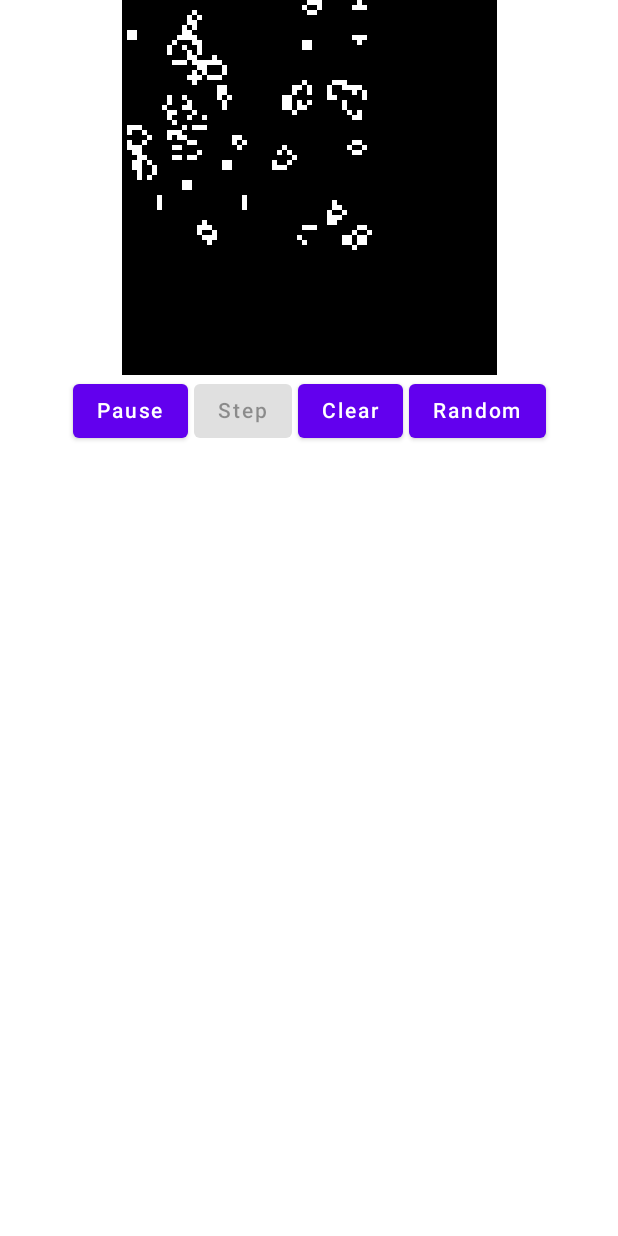
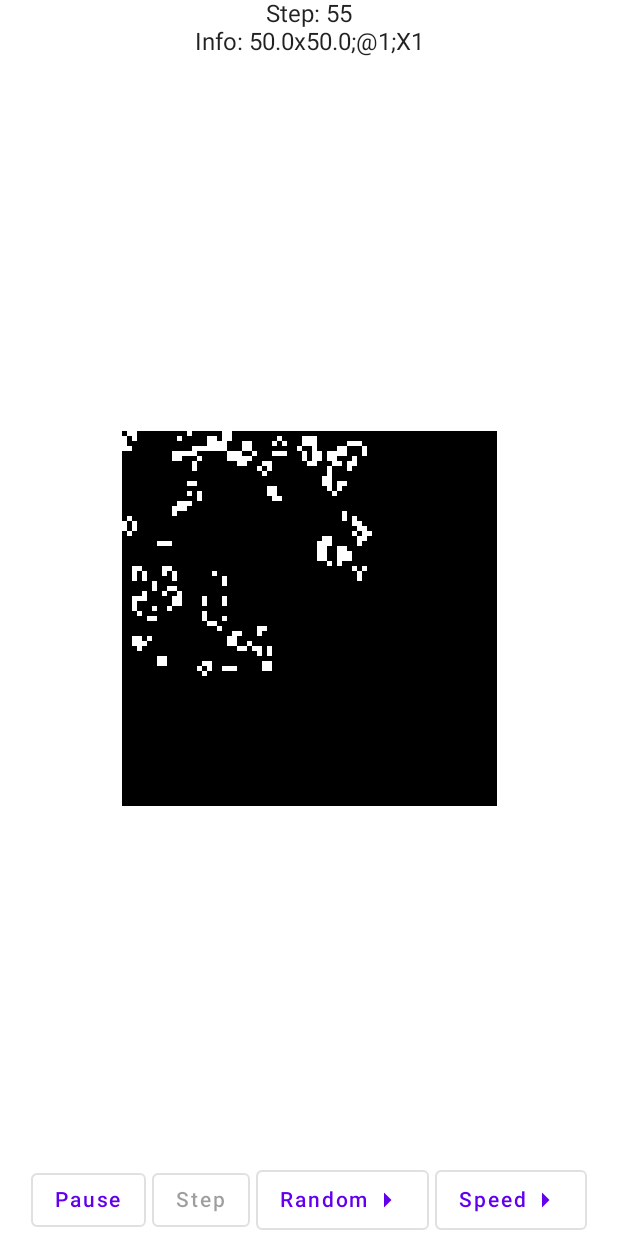
Before and after one commit to equationl/life-game-compose, an Android app built with Jetpack Compose: the screen it shows after launch (MainActivity), after a tap on "Start", on a phone screen of 412 x 824 dp. Run offline under Robolectric (Android 15) with nearby library versions, the light colour scheme and no system bars.

Commit message:
新增：支持设置生成尺寸、种子；支持设置运行速度；运行状态显示

```diff
--- a/app/build.gradle
+++ b/app/build.gradle
@@ -21,7 +21,7 @@ android {
 
     buildTypes {
         release {
-            minifyEnabled false
+            minifyEnabled true
             proguardFiles getDefaultProguardFile('proguard-android-optimize.txt'), 'proguard-rules.pro'
         }
     }
@@ -51,6 +51,7 @@ dependencies {
     implementation "androidx.compose.ui:ui:$compose_version"
     implementation "androidx.compose.material:material:$compose_version"
     implementation "androidx.compose.ui:ui-tooling-preview:$compose_version"
+    implementation "androidx.compose.material:material-icons-extended:$compose_version"
     implementation "androidx.lifecycle:lifecycle-runtime-ktx:$lifecycle_version"
     implementation "androidx.lifecycle:lifecycle-livedata-ktx:$lifecycle_version"
     implementation "androidx.lifecycle:lifecycle-viewmodel-compose:$lifecycle_version"
--- a/app/src/main/java/com/equationl/lifegame/MainActivity.kt
+++ b/app/src/main/java/com/equationl/lifegame/MainActivity.kt
@@ -18,9 +18,6 @@ import kotlinx.coroutines.delay
 import kotlinx.coroutines.isActive
 
 class MainActivity : ComponentActivity() {
-    companion object {
-        const val AutoRunningDuration = 50L
-    }
 
     override fun onCreate(savedInstanceState: Bundle?) {
         super.onCreate(savedInstanceState)
@@ -38,7 +35,7 @@ class MainActivity : ComponentActivity() {
                             if (viewModel.viewStates.gameState == GameState.Running) {
                                 viewModel.dispatch(GameAction.RunStep)
                             }
-                            delay(AutoRunningDuration)
+                            delay(viewModel.viewStates.playGroundState.speed.delayTime)
                         }
                     }
 
--- a/app/src/main/java/com/equationl/lifegame/model/PlayGroundState.kt
+++ b/app/src/main/java/com/equationl/lifegame/model/PlayGroundState.kt
@@ -1,7 +1,7 @@
 package com.equationl.lifegame.model
 
 import android.graphics.Point
-import android.util.Log
+import androidx.compose.ui.geometry.Size
 import com.equationl.lifegame.dataModel.Block
 import com.equationl.lifegame.dataModel.BlockState
 import kotlin.random.Random
@@ -9,7 +9,11 @@ import kotlin.random.Random
 private const val TAG = "PlayGroundState"
 
 data class PlayGroundState(
-    val lifeList: List<List<Block>>
+    val lifeList: List<List<Block>>,
+    val size: Size,
+    val seed: Long,
+    val step: Int,
+    val speed: RunningSpeed = RunningSpeed.Normal
 ) {
 
     /**
@@ -86,3 +90,11 @@ data class PlayGroundState(
         }
     }
 }
+
+enum class RunningSpeed(val title: String, val delayTime: Long) {
+    Slow1("0.25", 164L),
+    Slow2("0.5", 82L),
+    Normal("1", 41L),
+    Fast1("1.5", 26L),
+    Fast2("2", 13L)
+}
--- a/app/src/main/java/com/equationl/lifegame/model/ViewState.kt
+++ b/app/src/main/java/com/equationl/lifegame/model/ViewState.kt
@@ -1,8 +1,15 @@
 package com.equationl.lifegame.model
+
+import androidx.compose.ui.geometry.Size
 
 data class ViewState(
     val gameState: GameState = GameState.Wait,
-    val playGroundState: PlayGroundState = PlayGroundState(PlayGroundState.randomGenerate(50, 50))
+    val playGroundState: PlayGroundState = PlayGroundState(
+        PlayGroundState.randomGenerate(50, 50, 1),
+        Size(50f, 50f),
+        1,
+        0
+    )
 )
 
 enum class GameState(val msg: String) {
@@ -14,6 +21,6 @@ enum class GameState(val msg: String) {
 sealed class GameAction {
     object RunStep: GameAction()
     object ToggleGameState: GameAction()
-    object Clear: GameAction()
     data class RandomGenerate(val width: Int, val height: Int, val seed: Long): GameAction()
+    data class ChangeSpeed(val speed: RunningSpeed): GameAction()
 }
--- a/app/src/main/java/com/equationl/lifegame/view/ControlerView.kt
+++ b/app/src/main/java/com/equationl/lifegame/view/ControlerView.kt
@@ -1,46 +1,129 @@
 package com.equationl.lifegame.view
 
-import androidx.compose.foundation.layout.Row
-import androidx.compose.foundation.layout.padding
-import androidx.compose.material.Button
-import androidx.compose.material.Text
-import androidx.compose.runtime.Composable
+import androidx.compose.foundation.background
+import androidx.compose.foundation.clickable
+import androidx.compose.foundation.layout.*
+import androidx.compose.foundation.text.KeyboardOptions
+import androidx.compose.material.*
+import androidx.compose.runtime.*
+import androidx.compose.ui.Alignment
 import androidx.compose.ui.Modifier
+import androidx.compose.ui.graphics.Color
+import androidx.compose.ui.text.input.KeyboardType
 import androidx.compose.ui.tooling.preview.Preview
 import androidx.compose.ui.unit.dp
+import androidx.core.text.isDigitsOnly
 import com.equationl.lifegame.model.GameAction
 import com.equationl.lifegame.model.GameState
+import com.equationl.lifegame.model.RunningSpeed
+import com.equationl.lifegame.view.widgets.ExpandableButton
+import com.equationl.lifegame.view.widgets.ExpandableButtonOri
 import com.equationl.lifegame.viewModel.GameViewModel
 
 @Composable
 fun ControlBar(viewModel: GameViewModel, gameState: GameState) {
     Row {
-        Button(onClick = {
+        Row(verticalAlignment = Alignment.Bottom, modifier = Modifier.fillMaxHeight()) {
+            OutlinedButton(
+                onClick = {
                     viewModel.dispatch(GameAction.ToggleGameState)
-        }) {
+                }
+            ) {
                 Text(text = gameState.msg)
             }
-        Button(modifier = Modifier.padding(start = 4.dp), enabled = gameState != GameState.Running, onClick = {
+            OutlinedButton(modifier = Modifier.padding(start = 4.dp), enabled = gameState != GameState.Running, onClick = {
                 viewModel.dispatch(GameAction.RunStep)
             }) {
                 Text(text = "Step")
             }
-        Button(modifier = Modifier.padding(start = 4.dp), onClick = {
-            viewModel.dispatch(GameAction.Clear)
-        }) {
-            Text(text = "Clear")
         }
-        Button(modifier = Modifier.padding(start = 4.dp), onClick = {
-            // TODO 暂时写死
-            viewModel.dispatch(GameAction.RandomGenerate(70, 100, System.currentTimeMillis()))
-        }) {
-            Text(text = "Random")
+        Row(verticalAlignment = Alignment.Bottom, modifier = Modifier.fillMaxHeight()) {
+            ExpandableButton(text = "Random", modifier = Modifier.padding(start = 4.dp), orientation = ExpandableButtonOri.UP) {
+                RandomGenerateItem { width, height, seed ->
+                    viewModel.dispatch(GameAction.RandomGenerate(width, height, seed))
+                }
+            }
+        }
+        Row(verticalAlignment = Alignment.Bottom, modifier = Modifier.fillMaxHeight()) {
+            ExpandableButton(text = "Speed", modifier = Modifier.padding(start = 4.dp), orientation = ExpandableButtonOri.UP) {
+                SpeedItem {
+                    viewModel.dispatch(GameAction.ChangeSpeed(it))
+                }
+            }
         }
     }
 }
 
-@Preview
+@Composable
+fun SpeedItem(onClick: (speed: RunningSpeed) -> Unit) {
+    Column(Modifier.background(Color.White)) {
+        RunningSpeed.values().forEach {
+            Text(text = it.title, modifier = Modifier.clickable {
+                onClick(it)
+            })
+        }
+    }
+}
+
+@Composable
+fun RandomGenerateItem(onClick: (width: Int, height: Int, seed: Long) -> Unit) {
+    var width by remember { mutableStateOf("50") }
+    var height by remember { mutableStateOf("50") }
+    var seed by remember { mutableStateOf(System.currentTimeMillis().toString()) }
+
+    Column(Modifier.background(Color.White)) {
+        OutlinedTextField(
+            value = width,
+            label = {
+                Text(text = "Width")
+            },
+            singleLine = true,
+            keyboardOptions = KeyboardOptions(keyboardType = KeyboardType.Number),
+            onValueChange = { value: String ->
+                if (value.isDigitsOnly()) {
+                    width = value
+                }
+            }
+        )
+
+        OutlinedTextField(
+            value = height,
+            label = {
+                Text(text = "Height")
+            },
+            singleLine = true,
+            keyboardOptions = KeyboardOptions(keyboardType = KeyboardType.Number),
+            onValueChange = { value: String ->
+                if (value.isDigitsOnly()) {
+                    height = value
+                }
+            }
+        )
+
+        OutlinedTextField(
+            value = seed,
+            label = {
+                Text(text = "Seed")
+            },
+            singleLine = true,
+            keyboardOptions = KeyboardOptions(keyboardType = KeyboardType.Number),
+            onValueChange = { value: String ->
+                if (value.isDigitsOnly()) {
+                    seed = value
+                }
+            }
+        )
+
+        OutlinedButton(onClick = {
+            onClick(width.toIntOrNull() ?: 50, height.toIntOrNull() ?: 50, seed.toLongOrNull() ?: 0L)
+        }) {
+            Text(text = "Generate now!")
+        }
+    }
+}
+
+@Preview(showSystemUi = true)
 @Composable
 fun ControlPreview() {
-    ControlBar(GameViewModel(), GameState.Running)
+    ControlBar(GameViewModel(), GameState.Wait)
 }
--- a/app/src/main/java/com/equationl/lifegame/view/HomeView.kt
+++ b/app/src/main/java/com/equationl/lifegame/view/HomeView.kt
@@ -1,19 +1,38 @@
 package com.equationl.lifegame.view
 
 import androidx.compose.foundation.layout.*
+import androidx.compose.material.Text
 import androidx.compose.runtime.Composable
+import androidx.compose.ui.Alignment
 import androidx.compose.ui.Modifier
 import androidx.compose.ui.tooling.preview.Preview
 import com.equationl.lifegame.viewModel.GameViewModel
 
 @Composable
 fun GameScreen(viewModel: GameViewModel) {
-    Column(Modifier.fillMaxSize()) {
-        Row(horizontalArrangement = Arrangement.Center, modifier = Modifier.fillMaxWidth()) {
+    Box(Modifier.fillMaxSize()) {
+
+        Row(horizontalArrangement = Arrangement.Center,
+            verticalAlignment = Alignment.CenterVertically,
+            modifier = Modifier.fillMaxSize()
+        ) {
             PlayGround(playGroundState = viewModel.viewStates.playGroundState)
         }
-        Row(horizontalArrangement = Arrangement.Center, modifier = Modifier.fillMaxWidth()) {
-            ControlBar(viewModel, gameState = viewModel.viewStates.gameState)
+
+        Column(horizontalAlignment = Alignment.CenterHorizontally,
+            verticalArrangement = Arrangement.Top,
+            modifier = Modifier.fillMaxSize()
+        ) {
+            PlayInfo(viewModel.viewStates.playGroundState)
+        }
+
+        Row(horizontalArrangement = Arrangement.Center,
+            modifier = Modifier.fillMaxSize(),
+            verticalAlignment = Alignment.Bottom
+        ) {
+            ControlBar(viewModel,
+                gameState = viewModel.viewStates.gameState,
+            )
         }
     }
 }
--- /dev/null
+++ b/app/src/main/java/com/equationl/lifegame/view/widgets/ExpandableButton.kt
@@ -0,0 +1,66 @@
+package com.equationl.lifegame.view.widgets
+
+import androidx.compose.animation.AnimatedVisibility
+import androidx.compose.animation.core.animateFloatAsState
+import androidx.compose.foundation.layout.Column
+import androidx.compose.material.Button
+import androidx.compose.material.Icon
+import androidx.compose.material.OutlinedButton
+import androidx.compose.material.Text
+import androidx.compose.material.icons.Icons
+import androidx.compose.material.icons.outlined.ArrowRight
+import androidx.compose.runtime.*
+import androidx.compose.ui.Modifier
+import androidx.compose.ui.draw.rotate
+import androidx.compose.ui.tooling.preview.Preview
+
+@Composable
+fun ExpandableButton(
+    text: String,
+    modifier: Modifier = Modifier,
+    orientation: ExpandableButtonOri = ExpandableButtonOri.DOWN,
+    subItem: @Composable () -> Unit
+) {
+    val rotateAngle = if (orientation == ExpandableButtonOri.DOWN) 90f else -90f
+    var isShowSubItem by remember { mutableStateOf(false) }
+    val arrowRotateDegrees: Float by animateFloatAsState(if (isShowSubItem) rotateAngle else 0f)
+
+    Column(modifier = modifier) {
+        if (orientation == ExpandableButtonOri.UP) {
+            AnimatedVisibility(visible = isShowSubItem) {
+                Column {
+                    subItem()
+                }
+            }
+        }
+
+        OutlinedButton(onClick = {
+            isShowSubItem = !isShowSubItem
+        }) {
+            Text(text = text)
+            Icon(imageVector = Icons.Outlined.ArrowRight, contentDescription = text, modifier = Modifier.rotate(arrowRotateDegrees))
+        }
+
+        if (orientation == ExpandableButtonOri.DOWN) {
+            AnimatedVisibility(visible = isShowSubItem) {
+                Column {
+                    subItem()
+                }
+            }
+        }
+    }
+}
+
+enum class ExpandableButtonOri {
+    UP,
+    DOWN
+}
+
+@Preview
+@Composable
+fun PreviewExpandableButton() {
+    ExpandableButton(text = "button", orientation = ExpandableButtonOri.DOWN) {
+        Text(text = "subItem1")
+        Text(text = "SubItem2")
+    }
+}
--- a/app/src/main/java/com/equationl/lifegame/viewModel/GameViewModel.kt
+++ b/app/src/main/java/com/equationl/lifegame/viewModel/GameViewModel.kt
@@ -4,11 +4,9 @@ import android.util.Log
 import androidx.compose.runtime.getValue
 import androidx.compose.runtime.mutableStateOf
 import androidx.compose.runtime.setValue
+import androidx.compose.ui.geometry.Size
 import androidx.lifecycle.ViewModel
-import com.equationl.lifegame.model.GameAction
-import com.equationl.lifegame.model.GameState
-import com.equationl.lifegame.model.PlayGroundState
-import com.equationl.lifegame.model.ViewState
+import com.equationl.lifegame.model.*
 
 class GameViewModel : ViewModel() {
     companion object {
@@ -22,19 +20,25 @@ class GameViewModel : ViewModel() {
         when (action) {
             is GameAction.RunStep -> runStep()
             is GameAction.ToggleGameState -> toggleGameState()
-            is GameAction.Clear -> clear()
             is GameAction.RandomGenerate -> randomGenerate(action.width, action.height, action.seed)
+            is GameAction.ChangeSpeed -> changeSpeed(action.speed)
         }
     }
 
-    private fun clear() {
-        viewStates = viewStates.copy(gameState = GameState.Wait,
-            playGroundState = PlayGroundState(PlayGroundState.randomGenerate(1, 1)))
+    private fun changeSpeed(speed: RunningSpeed) {
+        viewStates = viewStates.copy(
+            playGroundState = viewStates.playGroundState.copy(speed = speed)
+        )
     }
 
     private fun runStep() {
         val newList = viewStates.playGroundState.stepUpdate()
-        viewStates = viewStates.copy(playGroundState = PlayGroundState(newList))
+        viewStates = viewStates.copy(
+            playGroundState = viewStates.playGroundState.copy(
+                lifeList = newList,
+                step = viewStates.playGroundState.step+1
+            )
+        )
     }
 
     private fun toggleGameState() {
@@ -48,6 +52,11 @@ class GameViewModel : ViewModel() {
 
     private fun randomGenerate(width: Int, height: Int, seed: Long) {
         viewStates = viewStates.copy(gameState = GameState.Wait,
-            playGroundState = PlayGroundState(PlayGroundState.randomGenerate(width, height, seed)))
+            playGroundState = PlayGroundState(
+                PlayGroundState.randomGenerate(width, height, seed),
+                Size(width.toFloat(), height.toFloat()),
+                seed,
+                0
+            ))
     }
 }
```
Also changed, not shown: app/src/main/java/com/equationl/lifegame/view/PlayGroundView.kt (+13 -21 lines), 1 other file. Lines whose indentation alone changed are shown as unchanged.
